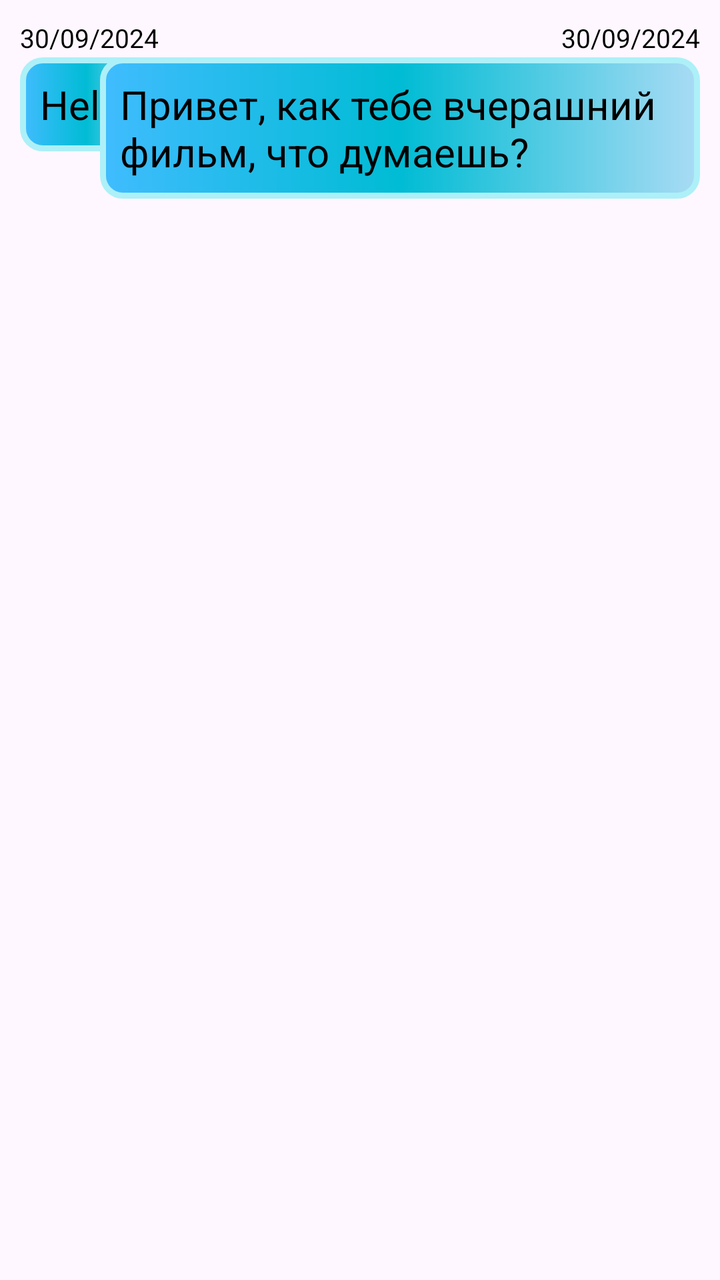
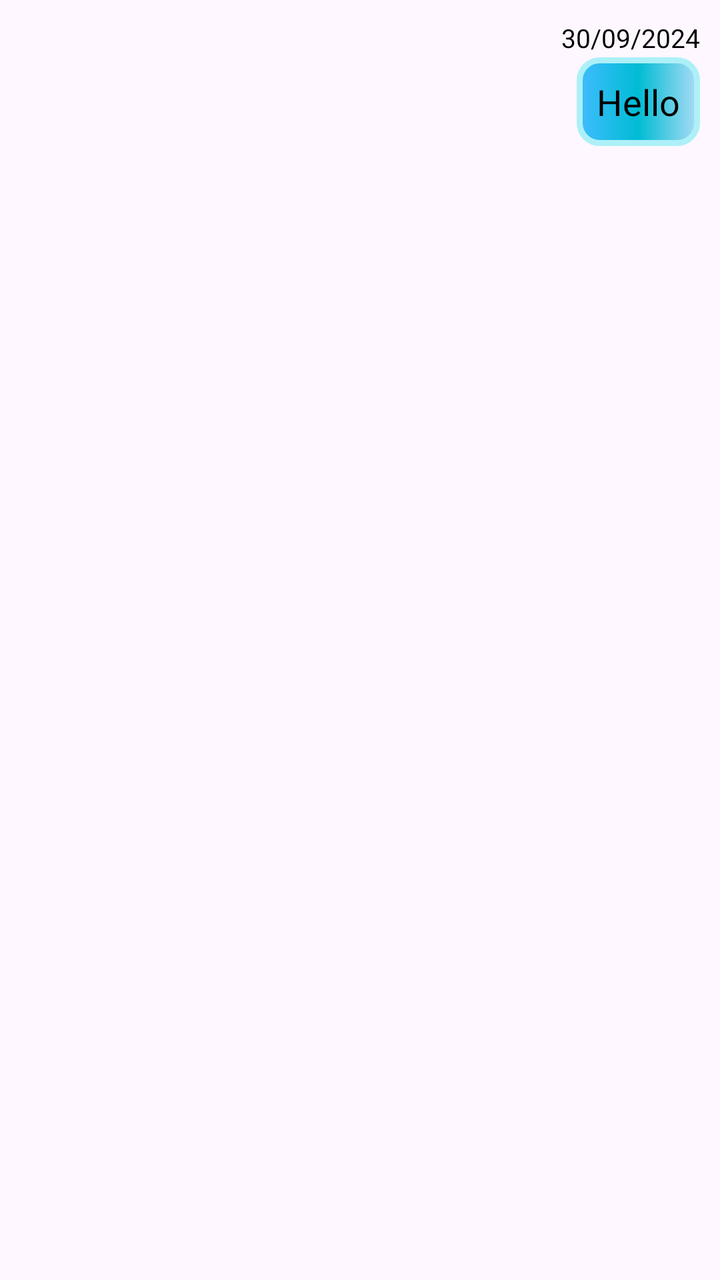

Screens rendered from an Android XML layout before and after an edit, with the pre-edit source and the edit as a unified diff.
<!-- AndroidManifest.xml: application theme Theme.Talk -->
<!-- res/layout/item_recycler_view_dialog.xml -->
<?xml version="1.0" encoding="utf-8"?>
<androidx.constraintlayout.widget.ConstraintLayout xmlns:android="http://schemas.android.com/apk/res/android"
    android:id="@+id/constraint"
    xmlns:app="http://schemas.android.com/apk/res-auto"
    android:layout_marginTop="3dp"
    android:layout_width="match_parent"
    android:layout_height="wrap_content">

    <TextView
        android:id="@+id/dateMessageCompanion"
        android:layout_width="wrap_content"
        android:layout_height="wrap_content"
        android:textSize="13sp"
        android:textColor="@color/black"
        android:layout_marginTop="10dp"
        android:layout_marginStart="10dp"
        android:gravity="center"
        android:text="@string/date"
        app:layout_constraintStart_toStartOf="parent"
        app:layout_constraintTop_toTopOf="parent" />

    <TextView
        android:id="@+id/messageCompanion"
        android:layout_width="wrap_content"
        android:layout_height="wrap_content"
        android:textSize="20sp"
        android:textColor="@color/black"
        android:layout_marginTop="1dp"
        android:gravity="start|center_vertical"
        android:maxWidth="300dp"
        android:background="@drawable/style_message_recycler_dialog"
        android:padding="10dp"
        android:text="@string/testMessage"
        app:layout_constraintStart_toStartOf="@+id/dateMessageCompanion"
        app:layout_constraintTop_toBottomOf="@+id/dateMessageCompanion" />

    <TextView
        android:id="@+id/dateMessageCurrentUser"
        android:layout_width="wrap_content"
        android:layout_height="wrap_content"
        android:layout_marginTop="10dp"
        android:layout_marginEnd="10dp"
        android:gravity="center"
        android:text="@string/date"
        android:textColor="@color/black"
        android:textSize="13sp"
        app:layout_constraintEnd_toEndOf="parent"
        app:layout_constraintTop_toTopOf="parent" />

    <TextView
        android:id="@+id/messageCurrentUser"
        android:layout_width="wrap_content"
        android:layout_height="wrap_content"
        android:layout_marginTop="1dp"
        android:gravity="start|center_vertical"
        android:background="@drawable/style_message_recycler_dialog"
        android:padding="10dp"
        android:maxWidth="300dp"
        android:text="Привет, как тебе вчерашний фильм, что думаешь?"
        android:textColor="@color/black"
        android:textSize="20sp"
        app:layout_constraintEnd_toEndOf="@+id/dateMessageCurrentUser"
        app:layout_constraintTop_toBottomOf="@+id/dateMessageCurrentUser" />

    <ImageView
        android:id="@+id/selectCurrentUser"
        android:layout_width="wrap_content"
        android:layout_height="wrap_content"
        app:layout_constraintBottom_toBottomOf="@+id/messageCurrentUser"
        android:layout_marginEnd="10dp"
        android:visibility="invisible"
        app:layout_constraintEnd_toStartOf="@+id/messageCurrentUser"
        app:layout_constraintTop_toTopOf="@+id/messageCurrentUser"
        app:srcCompat="@drawable/drawable_icon_choose_element" />

    <ImageView
        android:id="@+id/selectCompanion"
        android:layout_width="wrap_content"
        android:layout_height="wrap_content"
        android:visibility="invisible"
        android:layout_marginStart="10dp"
        app:layout_constraintBottom_toBottomOf="@+id/messageCompanion"
        app:layout_constraintStart_toEndOf="@+id/messageCompanion"
        app:layout_constraintTop_toTopOf="@+id/messageCompanion"
        app:srcCompat="@drawable/drawable_icon_choose_element" />
</androidx.constraintlayout.widget.ConstraintLayout>
<!-- resources referenced by this layout -->
<resources>
  <color name="black">#FF000000</color>
  <!-- drawable drawable_icon_choose_element (drawable) -->
  <vector android:height="24dp" android:tint="@color/statePressedIcon"
      android:viewportHeight="24" android:viewportWidth="24"
      android:width="24dp" xmlns:android="http://schemas.android.com/apk/res/android">
      <path android:fillColor="@android:color/white" android:pathData="M12,2C6.48,2 2,6.48 2,12s4.48,10 10,10 10,-4.48 10,-10S17.52,2 12,2zM10,17l-5,-5 1.41,-1.41L10,14.17l7.59,-7.59L19,8l-9,9z"/>
  </vector>
  <!-- drawable style_message_recycler_dialog (drawable) -->
  <?xml version="1.0" encoding="utf-8"?>
  <shape xmlns:android="http://schemas.android.com/apk/res/android">
      <gradient
          android:startColor="@color/colorStart"
          android:centerColor="@color/colorCenter"
          android:endColor="@color/colorEnd" />
      <corners android:radius="10dp"/>
      <stroke
          android:color="@color/backGroundMain"
          android:width="3dp" />
  
  </shape>
  <string name="date">30/09/2024</string>
  <string name="testMessage">Hello</string>
  <style name="Theme.Talk" parent="Base.Theme.Talk" />
  <color name="statePressedIcon">#40BCFE</color>
  <color name="colorStart">#40BCFE</color>
  <color name="colorCenter">#00BCD4</color>
  <color name="colorEnd">#A9DBF4</color>
  <color name="backGroundMain">#ADF0F8</color>
  <style name="Base.Theme.Talk" parent="Theme.Material3.Light.NoActionBar">
          
          
          <item name="android:statusBarColor">@color/backGroundMain</item>
          <item name="android:textCursorDrawable">@drawable/style_cursor_color</item>
      </style>
  <!-- drawable style_cursor_color (drawable) -->
  <?xml version="1.0" encoding="utf-8"?>
  <shape xmlns:android="http://schemas.android.com/apk/res/android">
      <solid android:color="@color/black" />
      <size android:width="1dp" />
  </shape>
</resources>

<!-- the commit's change to res/layout/item_recycler_view_dialog.xml (unified diff, before → after) -->
@@ -1,86 +1,190 @@
 <?xml version="1.0" encoding="utf-8"?>
 <androidx.constraintlayout.widget.ConstraintLayout xmlns:android="http://schemas.android.com/apk/res/android"
-    android:id="@+id/constraint"
     xmlns:app="http://schemas.android.com/apk/res-auto"
     android:layout_marginTop="3dp"
     android:layout_width="match_parent"
     android:layout_height="wrap_content">
 
-    <TextView
-        android:id="@+id/dateMessageCompanion"
+    <androidx.constraintlayout.widget.ConstraintLayout
+        android:visibility="gone"
+        android:id="@+id/constraintCompanion"
         android:layout_width="wrap_content"
-        android:layout_height="wrap_content"
-        android:textSize="13sp"
-        android:textColor="@color/black"
-        android:layout_marginTop="10dp"
-        android:layout_marginStart="10dp"
-        android:gravity="center"
-        android:text="@string/date"
+        android:layout_height="match_parent"
         app:layout_constraintStart_toStartOf="parent"
-        app:layout_constraintTop_toTopOf="parent" />
+        app:layout_constraintTop_toTopOf="parent">
+        <TextView
+            android:id="@+id/dateMessageCompanion"
+            android:layout_width="wrap_content"
+            android:layout_height="wrap_content"
+            android:textSize="13sp"
+            android:textColor="@color/black"
+            android:layout_marginTop="10dp"
+            android:layout_marginStart="10dp"
+            android:gravity="center"
+            android:text="@string/date"
+            app:layout_constraintStart_toStartOf="parent"
+            app:layout_constraintTop_toTopOf="parent"
+            />
 
-    <TextView
-        android:id="@+id/messageCompanion"
+        <TextView
+            android:id="@+id/messageCompanion"
+            android:layout_width="wrap_content"
+            android:layout_height="wrap_content"
+            android:textSize="18sp"
+            android:textColor="@color/black"
+            android:layout_marginTop="1dp"
+            android:gravity="start|center_vertical"
+            android:maxWidth="300dp"
+            android:background="@drawable/style_message_recycler_dialog"
+            android:padding="10dp"
+            android:text="@string/testMessage"
+            app:layout_constraintStart_toStartOf="@+id/dateMessageCompanion"
+            app:layout_constraintTop_toBottomOf="@+id/dateMessageCompanion" />
+
+        <ImageView
+            android:id="@+id/selectCompanion"
+            android:layout_width="wrap_content"
+            android:layout_height="wrap_content"
+            android:visibility="gone"
+            android:layout_marginStart="10dp"
+            app:layout_constraintBottom_toBottomOf="@+id/messageCompanion"
+            app:layout_constraintStart_toEndOf="@+id/messageCompanion"
+            app:layout_constraintTop_toTopOf="@+id/messageCompanion"
+            app:srcCompat="@drawable/drawable_icon_choose_element" />
+
+        <ImageView
+            android:id="@+id/selectCompanionImage"
+            android:layout_width="wrap_content"
+            android:layout_height="wrap_content"
+            app:layout_constraintBottom_toBottomOf="@+id/cardViewImageCompanionUser"
+            android:layout_marginStart="10dp"
+            android:visibility="gone"
+            app:layout_constraintStart_toEndOf="@+id/cardViewImageCompanionUser"
+            app:layout_constraintTop_toTopOf="@+id/cardViewImageCompanionUser"
+            app:srcCompat="@drawable/drawable_icon_choose_element" />
+
+        <com.google.android.material.card.MaterialCardView
+            android:id="@+id/cardViewImageCompanionUser"
+            android:layout_width="250dp"
+            android:layout_height="300dp"
+            android:visibility="gone"
+            android:backgroundTint="@android:color/transparent"
+            app:layout_constraintStart_toStartOf="@+id/dateMessageCompanion"
+            app:layout_constraintTop_toBottomOf="@+id/dateMessageCompanion"
+            app:strokeColor="@color/colorStart"
+            app:strokeWidth="2dp">
+
+            <com.google.android.material.progressindicator.CircularProgressIndicator
+                android:id="@+id/progressBarImageCompanion"
+                android:layout_width="0dp"
+                android:layout_height="0dp"
+                android:layout_gravity="center"
+                android:indeterminate="true"
+                app:indicatorColor="@color/statePressedIcon"
+                app:indicatorSize="30sp"
+                app:trackColor="@color/nameAppColor"
+                app:trackThickness="3dp" />
+
+            <ImageView
+                android:id="@+id/imageCompanionUser"
+                android:layout_width="match_parent"
+                android:layout_height="match_parent"
+                android:scaleType="centerCrop"
+                />
+
+        </com.google.android.material.card.MaterialCardView>
+
+    </androidx.constraintlayout.widget.ConstraintLayout>
+
+    <androidx.constraintlayout.widget.ConstraintLayout
+        android:id="@+id/constraintCurrent"
         android:layout_width="wrap_content"
-        android:layout_height="wrap_content"
-        android:textSize="20sp"
-        android:textColor="@color/black"
-        android:layout_marginTop="1dp"
-        android:gravity="start|center_vertical"
-        android:maxWidth="300dp"
-        android:background="@drawable/style_message_recycler_dialog"
-        android:padding="10dp"
-        android:text="@string/testMessage"
-        app:layout_constraintStart_toStartOf="@+id/dateMessageCompanion"
-        app:layout_constraintTop_toBottomOf="@+id/dateMessageCompanion" />
+        android:layout_height="match_parent"
+        android:visibility="visible"
+        app:layout_constraintTop_toTopOf="parent"
+        app:layout_constraintEnd_toEndOf="parent">
 
-    <TextView
-        android:id="@+id/dateMessageCurrentUser"
-        android:layout_width="wrap_content"
-        android:layout_height="wrap_content"
-        android:layout_marginTop="10dp"
-        android:layout_marginEnd="10dp"
-        android:gravity="center"
-        android:text="@string/date"
-        android:textColor="@color/black"
-        android:textSize="13sp"
-        app:layout_constraintEnd_toEndOf="parent"
-        app:layout_constraintTop_toTopOf="parent" />
+        <TextView
+            android:id="@+id/dateMessageCurrentUser"
+            android:layout_width="wrap_content"
+            android:layout_height="wrap_content"
+            android:layout_marginTop="10dp"
+            android:layout_marginEnd="10dp"
+            android:gravity="center"
+            android:text="@string/date"
+            android:textColor="@color/black"
+            android:textSize="13sp"
+            app:layout_constraintEnd_toEndOf="parent"
+            app:layout_constraintTop_toTopOf="parent" />
 
-    <TextView
-        android:id="@+id/messageCurrentUser"
-        android:layout_width="wrap_content"
-        android:layout_height="wrap_content"
-        android:layout_marginTop="1dp"
-        android:gravity="start|center_vertical"
-        android:background="@drawable/style_message_recycler_dialog"
-        android:padding="10dp"
-        android:maxWidth="300dp"
-        android:text="Привет, как тебе вчерашний фильм, что думаешь?"
-        android:textColor="@color/black"
-        android:textSize="20sp"
-        app:layout_constraintEnd_toEndOf="@+id/dateMessageCurrentUser"
-        app:layout_constraintTop_toBottomOf="@+id/dateMessageCurrentUser" />
+        <TextView
+            android:id="@+id/messageCurrentUser"
+            android:layout_width="wrap_content"
+            android:layout_height="wrap_content"
+            android:layout_marginTop="1dp"
+            android:gravity="start|center_vertical"
+            android:background="@drawable/style_message_recycler_dialog"
+            android:padding="10dp"
+            android:maxWidth="300dp"
+            android:text="@string/testMessage"
+            android:textColor="@color/black"
+            android:textSize="18sp"
+            app:layout_constraintEnd_toEndOf="@+id/dateMessageCurrentUser"
+            app:layout_constraintTop_toBottomOf="@+id/dateMessageCurrentUser" />
 
-    <ImageView
-        android:id="@+id/selectCurrentUser"
-        android:layout_width="wrap_content"
-        android:layout_height="wrap_content"
-        app:layout_constraintBottom_toBottomOf="@+id/messageCurrentUser"
-        android:layout_marginEnd="10dp"
-        android:visibility="invisible"
-        app:layout_constraintEnd_toStartOf="@+id/messageCurrentUser"
-        app:layout_constraintTop_toTopOf="@+id/messageCurrentUser"
-        app:srcCompat="@drawable/drawable_icon_choose_element" />
+        <ImageView
+            android:id="@+id/selectCurrentUser"
+            android:layout_width="wrap_content"
+            android:layout_height="wrap_content"
+            app:layout_constraintBottom_toBottomOf="@+id/messageCurrentUser"
+            android:layout_marginEnd="10dp"
+            android:visibility="gone"
+            app:layout_constraintEnd_toStartOf="@+id/messageCurrentUser"
+            app:layout_constraintTop_toTopOf="@+id/messageCurrentUser"
+            app:srcCompat="@drawable/drawable_icon_choose_element" />
 
-    <ImageView
-        android:id="@+id/selectCompanion"
-        android:layout_width="wrap_content"
-        android:layout_height="wrap_content"
-        android:visibility="invisible"
-        android:layout_marginStart="10dp"
-        app:layout_constraintBottom_toBottomOf="@+id/messageCompanion"
-        app:layout_constraintStart_toEndOf="@+id/messageCompanion"
-        app:layout_constraintTop_toTopOf="@+id/messageCompanion"
-        app:srcCompat="@drawable/drawable_icon_choose_element" />
+        <ImageView
+            android:id="@+id/selectCurrentUserImage"
+            android:layout_width="wrap_content"
+            android:layout_height="wrap_content"
+            app:layout_constraintBottom_toBottomOf="@+id/cardViewImageCurrentUser"
+            android:layout_marginEnd="10dp"
+            android:visibility="gone"
+            app:layout_constraintEnd_toStartOf="@+id/cardViewImageCurrentUser"
+            app:layout_constraintTop_toTopOf="@+id/cardViewImageCurrentUser"
+            app:srcCompat="@drawable/drawable_icon_choose_element" />
+
+        <com.google.android.material.card.MaterialCardView
+            android:id="@+id/cardViewImageCurrentUser"
+            android:layout_width="250dp"
+            android:layout_height="300dp"
+            android:visibility="gone"
+            android:backgroundTint="@android:color/transparent"
+            app:layout_constraintEnd_toEndOf="@+id/dateMessageCurrentUser"
+            app:layout_constraintTop_toBottomOf="@+id/dateMessageCurrentUser"
+            app:strokeColor="@color/colorStart"
+            app:strokeWidth="2dp">
+
+            <com.google.android.material.progressindicator.CircularProgressIndicator
+                android:id="@+id/progressBarImageCurrent"
+                android:layout_width="0dp"
+                android:layout_height="0dp"
+                android:layout_gravity="center"
+                android:indeterminate="true"
+                app:indicatorColor="@color/statePressedIcon"
+                app:indicatorSize="30sp"
+                app:trackColor="@color/nameAppColor"
+                app:trackThickness="3dp" />
+
+            <ImageView
+                android:id="@+id/imageCurrentUser"
+                android:layout_width="match_parent"
+                android:layout_height="match_parent"
+                android:scaleType="centerCrop"/>
+
+        </com.google.android.material.card.MaterialCardView>
+
+    </androidx.constraintlayout.widget.ConstraintLayout>
+
+
 </androidx.constraintlayout.widget.ConstraintLayout>
<!-- resource entries referenced after the edit -->
@@ -25,6 +25,7 @@
   <style name="Theme.Talk" parent="Base.Theme.Talk" />
   <color name="statePressedIcon">#40BCFE</color>
   <color name="colorStart">#40BCFE</color>
+  <color name="nameAppColor">#415258</color>
   <color name="colorCenter">#00BCD4</color>
   <color name="colorEnd">#A9DBF4</color>
   <color name="backGroundMain">#ADF0F8</color>
